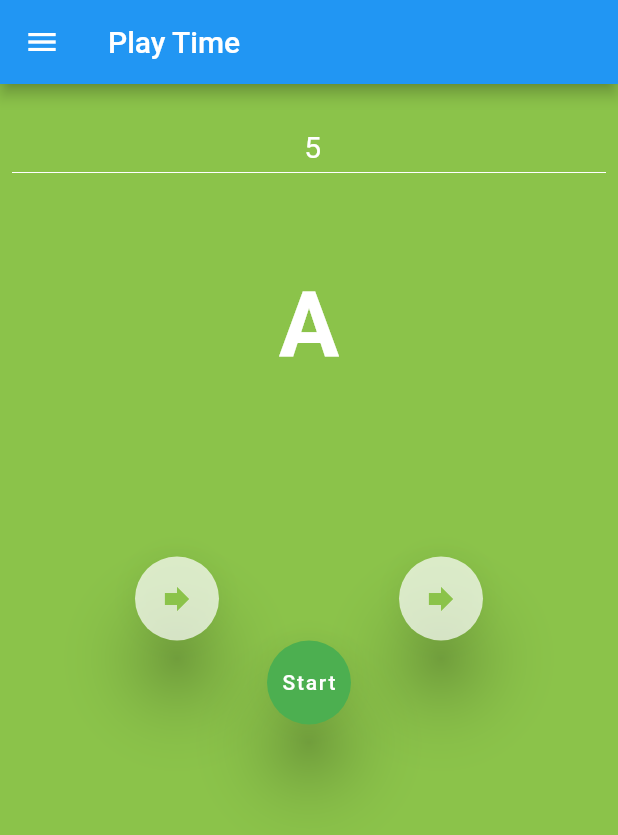
After one commit to aliahsan786/ProfilePage, a Flutter app: the PlayScreen screen opened directly, on a phone screen of 412 x 824 dp. The commit adds this screen. Shown: the top 835 px of the screen. Run offline on Flutter 3.47's test engine with Material 2 defaults, Android fonts, the phone set to English and light mode, and no system bars; our stand-ins replace audioplayers, rflutter_alert.

Commit message:
Class alphatCard app
Done with the class task of Alpha card app for kids..

```diff
--- /dev/null
+++ b/alphabet_card_app/lib/PlayScreen.dart
@@ -0,0 +1,252 @@
+// ignore_for_file: file_names
+
+import 'dart:async';
+import 'dart:developer';
+
+import 'package:alphabet_card_app/main.dart';
+import 'package:flutter/material.dart';
+
+class PlayScreen extends StatefulWidget {
+  const PlayScreen({Key? key}) : super(key: key);
+
+  @override
+  _PlayScreenState createState() => _PlayScreenState();
+}
+
+List<String> capitalAlpha = [
+  'A',
+  'B',
+  'C',
+  'D',
+  'E',
+  'F',
+  'G',
+  'H',
+  'I',
+  'J',
+  'K',
+  'L',
+  'M',
+  'N',
+  'O',
+  'P',
+  'Q',
+  'R',
+  'S',
+  'T',
+  'U',
+  'V',
+  'W',
+  'X',
+  'Y',
+  'Z',
+];
+List<String> smallAlpha = [
+  'a',
+  'b',
+  'c',
+  'd',
+  'e',
+  'f',
+  'g',
+  'h',
+  'i',
+  'j',
+  'k',
+  'l',
+  'm',
+  'n',
+  'o',
+  'p',
+  'q',
+  'r',
+  's',
+  't',
+  'u',
+  'v',
+  'w',
+  'x',
+  'y',
+  'z',
+];
+int count = 0;
+bool num = false;
+
+int seconds = 5;
+int minutes = 0;
+Timer _timer = Timer.periodic(const Duration(seconds: 1), (_) {});
+
+class _PlayScreenState extends State<PlayScreen> {
+  void startTimer() {
+    // ignore: unnecessary_null_comparison
+    if (_timer != null) {
+      _timer.cancel();
+    }
+    if (minutes > 0) {
+      seconds = minutes * 60;
+    }
+    if (seconds > 0) {
+      minutes = (seconds / 60).floor();
+      seconds -= (minutes * 60);
+    }
+    _timer = Timer.periodic(const Duration(seconds: 1), (timer) {
+      setState(() {
+        if (seconds > 0) {
+          seconds--;
+        } else {
+          if (minutes > 0) {
+            seconds = 59;
+            minutes--;
+          } else {
+            _timer.cancel();
+            // ignore: avoid_print
+            print('Timer is completed');
+            setState(() {
+              if (count < capitalAlpha.length) {
+                count++;
+                seconds = 5;
+                startTimer();
+              }
+            });
+          }
+        }
+      });
+    });
+  }
+
+  @override
+  Widget build(BuildContext context) {
+    return Scaffold(
+        backgroundColor: Colors.lightGreen,
+        drawer: Drawer(
+          child: ListView(
+            children: const [
+              DrawerHeader(
+                  decoration: BoxDecoration(color: Colors.lightGreen),
+                  child: CircleAvatar(
+                    radius: 40,
+                    backgroundColor: Colors.white70,
+                    child: CircleAvatar(
+                      radius: 44,
+                      backgroundImage: AssetImage('images/card.png'),
+                    ),
+                  ))
+            ],
+          ),
+        ),
+        appBar: AppBar(
+          title: const Text('Play Time'),
+        ),
+        body: Container(
+          width: MediaQuery.of(context).size.width,
+          height: MediaQuery.of(context).size.height,
+          child: Column(
+            crossAxisAlignment: CrossAxisAlignment.center,
+            mainAxisAlignment: MainAxisAlignment.start,
+            children: [
+              const SizedBox(
+                height: 30,
+              ),
+              Padding(
+                padding: const EdgeInsets.only(left: 8.0, right: 8),
+                child: Column(
+                  crossAxisAlignment: CrossAxisAlignment.center,
+                  mainAxisAlignment: MainAxisAlignment.start,
+                  children: [
+                    Text(
+                      ' $seconds',
+                      style: const TextStyle(
+                          color: Colors.white,
+                          fontSize: 20,
+                          fontWeight: FontWeight.w400),
+                    ),
+                    const SizedBox(
+                      height: 12,
+                      child: Divider(
+                        color: Colors.white,
+                      ),
+                    ),
+                  ],
+                ),
+              ),
+              const SizedBox(
+                height: 60,
+              ),
+              alphaCase == true
+                  ? Text(
+                      '${capitalAlpha[count]}',
+                      style: const TextStyle(
+                          color: Colors.white,
+                          fontSize: 60,
+                          fontWeight: FontWeight.w600),
+                    )
+                  : Text(
+                      '${smallAlpha[count]}',
+                      style: const TextStyle(
+                          color: Colors.white,
+                          fontSize: 60,
+                          fontWeight: FontWeight.w600),
+                    ),
+              const SizedBox(
+                height: 120,
+              ),
+              Row(
+                mainAxisAlignment: MainAxisAlignment.center,
+                crossAxisAlignment: CrossAxisAlignment.center,
+                children: [
+                  FloatingActionButton(
+                      elevation: 20,
+                      backgroundColor: Colors.white70,
+                      child: const Icon(
+                        Icons.forward,
+                        color: Colors.lightGreen,
+                      ),
+                      onPressed: () {
+                        setState(() {
+                          if (count < capitalAlpha.length) {
+                            count--;
+                            seconds = 5;
+                            startTimer();
+                          }
+                        });
+                      }),
+                  const SizedBox(
+                    width: 120,
+                  ),
+                  FloatingActionButton(
+                      elevation: 20,
+                      backgroundColor: Colors.white70,
+                      child: const Icon(
+                        Icons.forward,
+                        color: Colors.lightGreen,
+                      ),
+                      onPressed: () {
+                        setState(() {
+                          if (count < capitalAlpha.length) {
+                            count++;
+                            seconds = 5;
+                            startTimer();
+                          }
+                        });
+                      }),
+                ],
+              ),
+              num == false
+                  ? FloatingActionButton(
+                      elevation: 20,
+                      backgroundColor: Colors.green,
+                      child: const Text(
+                        'Start',
+                      ),
+                      onPressed: () {
+                        setState(() {
+                          startTimer();
+                          num = true;
+                        });
+                      })
+                  : Container()
+            ],
+          ),
+        ));
+  }
+}
```
Also changed, not shown: alphabet_card_app/analysis_options.yaml (added, +29 -0 lines), alphabet_card_app/lib/SplashScreen.dart (added, +57 -0 lines), alphabet_card_app/lib/main.dart (added, +126 -0 lines), alphabet_card_app/pubspec.yaml (added, +89 -0 lines), quizapp/lib/FinalResult.dart (added, +12 -0 lines), quizapp/lib/main.dart (+22 -3 lines), alphabet_card_app/images/card.png (added), alphabet_card_app/pubspec.lock (added), 68 other files.
